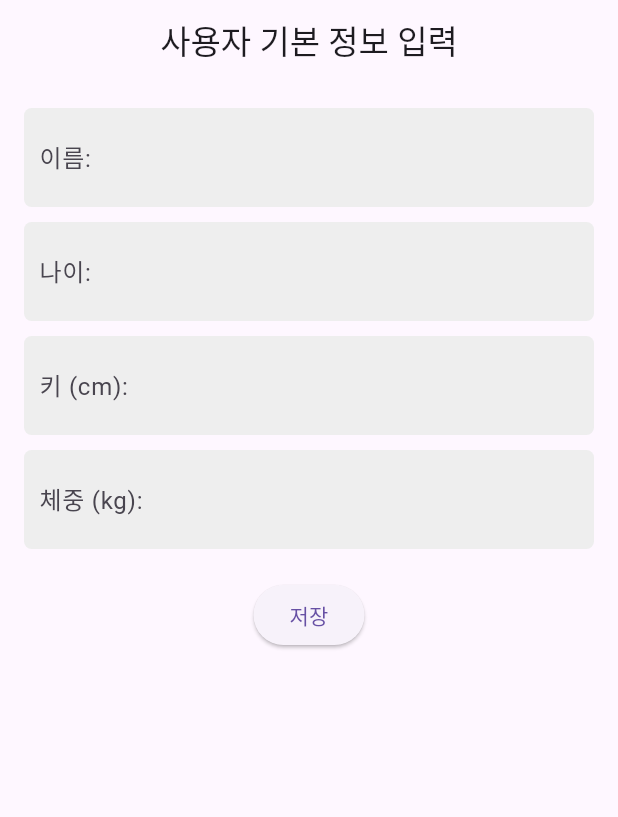
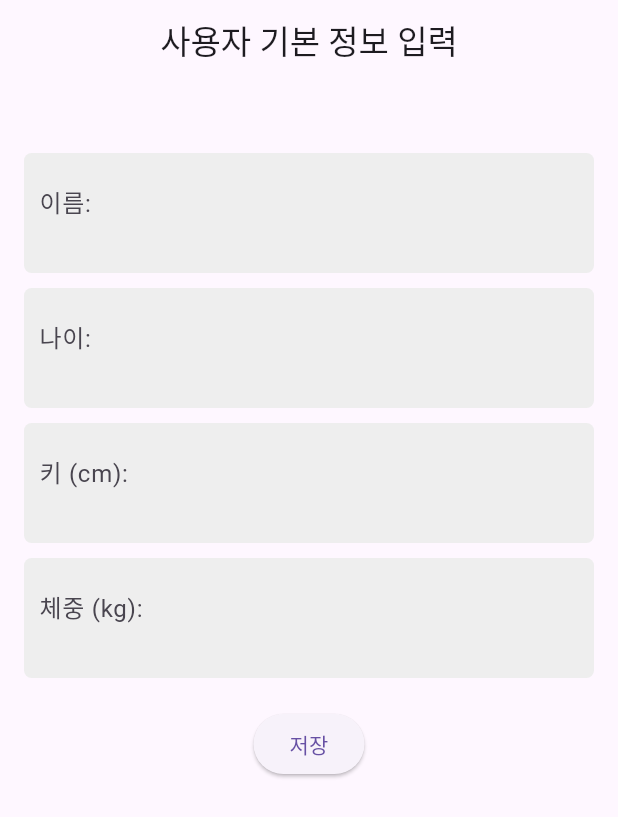
Before and after one commit to YuAnKwon/HealthCare, a Flutter app: the screen it shows after launch, on a phone screen of 412 x 824 dp. Shown: the top 817 px of the screen. Run offline on Flutter 3.47's test engine with Material 3 defaults, Android fonts, the phone set to English and light mode, and no system bars; our stand-ins replace firebase_core, firebase_messaging, fl_chart, flutter_local_notifications, google_maps_flutter, loading_animation_widget and 2 more; accounts and stored records are empty; network calls fail.

Commit message:
Update profile.dart

```diff
--- a/lib/screen/profile.dart
+++ b/lib/screen/profile.dart
@@ -10,6 +10,7 @@ class Profile extends StatelessWidget {
   @override
   Widget build(BuildContext context) {
     return MaterialApp(
+      debugShowCheckedModeBanner: false,
       title: '사용자 기본 정보 입력',
       theme: ThemeData(
         primarySwatch: Colors.blue,
@@ -122,7 +123,9 @@ class _UserInfoFormState extends State<UserInfoForm> {
             child: Column(
               crossAxisAlignment: CrossAxisAlignment.start,
               children: <Widget>[
+                const SizedBox(height: 30),
                 InputBox(
+                  height: 80,
                   child: TextFormField(
                     controller: _nameController,
                     decoration: const InputDecoration(labelText: '이름:', border: InputBorder.none),
@@ -139,6 +142,7 @@ class _UserInfoFormState extends State<UserInfoForm> {
                 ),
                 const SizedBox(height: 10),
                 InputBox(
+                  height: 80,
                   child: TextFormField(
                     controller: _ageController,
                     decoration: const InputDecoration(labelText: '나이:', border: InputBorder.none),
@@ -156,6 +160,7 @@ class _UserInfoFormState extends State<UserInfoForm> {
                 ),
                 const SizedBox(height: 10),
                 InputBox(
+                  height: 80,
                   child: TextFormField(
                     controller: _heightController,
                     decoration: const InputDecoration(labelText: '키 (cm):', border: InputBorder.none),
@@ -173,6 +178,7 @@ class _UserInfoFormState extends State<UserInfoForm> {
                 ),
                 const SizedBox(height: 10),
                 InputBox(
+                  height: 80,
                   child: TextFormField(
                     controller: _weightController,
                     decoration: const InputDecoration(labelText: '체중 (kg):', border: InputBorder.none),
@@ -206,12 +212,14 @@ class _UserInfoFormState extends State<UserInfoForm> {
 
 class InputBox extends StatelessWidget {
   final Widget child;
+  final double height;
 
-  const InputBox({Key? key, required this.child}) : super(key: key);
+  const InputBox({Key? key, required this.child, this.height = 50.0}) : super(key: key);
 
   @override
   Widget build(BuildContext context) {
     return Container(
+      height: height, // Set the height here
       padding: EdgeInsets.symmetric(horizontal: 10, vertical: 5),
       decoration: BoxDecoration(
         color: Colors.grey[200],
```
